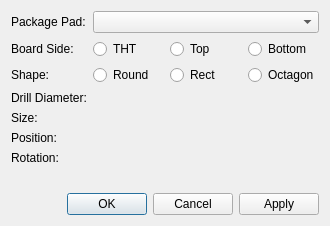
LibrePCB/LibrePCB, file libs/librepcb/editor/library/pkg/footprintpadpropertiesdialog.ui: the form before one commit.
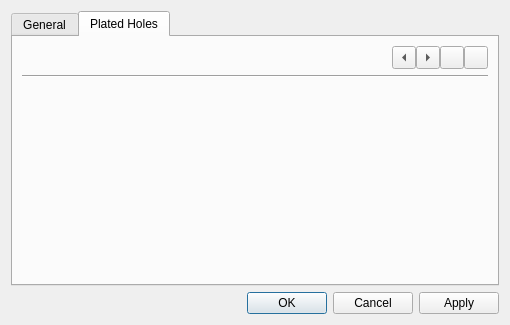
The form after the commit. The open tabs and pages were chosen to show the change. Icons and pictures are not drawn. Custom widgets are drawn as their Qt base class.

Commit message: Add support for slotted pad holes (plated)

The edit to the form file:
```diff
--- a/libs/librepcb/editor/library/pkg/footprintpadpropertiesdialog.ui
+++ b/libs/librepcb/editor/library/pkg/footprintpadpropertiesdialog.ui
@@ -6,8 +6,8 @@
    <rect>
     <x>0</x>
     <y>0</y>
-    <width>330</width>
-    <height>226</height>
+    <width>510</width>
+    <height>325</height>
    </rect>
   </property>
   <property name="windowTitle">
@@ -15,10 +15,15 @@
   </property>
   <layout class="QVBoxLayout" name="verticalLayout">
    <item>
+    <widget class="QTabWidget" name="tabWidget">
+     <property name="currentIndex">
+      <number>0</number>
+     </property>
+     <widget class="QWidget" name="tabGeneral">
+      <attribute name="title">
+       <string>General</string>
+      </attribute>
     <layout class="QFormLayout" name="formLayout">
-     <property name="fieldGrowthPolicy">
-      <enum>QFormLayout::AllNonFixedFieldsGrow</enum>
-     </property>
      <item row="0" column="0">
       <widget class="QLabel" name="label">
        <property name="text">
@@ -32,7 +37,7 @@
      <item row="1" column="0">
       <widget class="QLabel" name="label_2">
        <property name="text">
-        <string>Board Side:</string>
+          <string>Component Side:</string>
        </property>
       </widget>
      </item>
@@ -52,21 +57,14 @@
          <number>0</number>
         </property>
         <item>
-         <widget class="QRadioButton" name="rbtnBoardSideTht">
-          <property name="text">
-           <string>THT</string>
-          </property>
-         </widget>
-        </item>
-        <item>
-         <widget class="QRadioButton" name="rbtnBoardSideTop">
+           <widget class="QRadioButton" name="rbtnComponentSideTop">
           <property name="text">
            <string>Top</string>
           </property>
          </widget>
         </item>
         <item>
-         <widget class="QRadioButton" name="rbtnBoardSideBottom">
+           <widget class="QRadioButton" name="rbtnComponentSideBottom">
           <property name="text">
            <string>Bottom</string>
           </property>
@@ -124,10 +122,50 @@
      <item row="3" column="0">
       <widget class="QLabel" name="label_6">
        <property name="text">
-        <string>Drill Diameter:</string>
+          <string>Hole Diameter:</string>
        </property>
       </widget>
      </item>
+       <item row="3" column="1">
+        <layout class="QHBoxLayout" name="horizontalLayout_3">
+         <item>
+          <widget class="librepcb::editor::PositiveLengthEdit" name="edtHoleDiameter" native="true"/>
+         </item>
+         <item>
+          <widget class="QLabel" name="lblHoleDetails">
+           <property name="text">
+            <string>Multiple holes, see &lt;a href=&quot;tab&quot;&gt;here&lt;/a&gt;.</string>
+           </property>
+          </widget>
+         </item>
+         <item>
+          <widget class="QToolButton" name="btnConvertToSmt">
+           <property name="sizePolicy">
+            <sizepolicy hsizetype="Preferred" vsizetype="Fixed">
+             <horstretch>0</horstretch>
+             <verstretch>0</verstretch>
+            </sizepolicy>
+           </property>
+           <property name="text">
+            <string>Convert to SMT</string>
+           </property>
+          </widget>
+         </item>
+         <item>
+          <widget class="QToolButton" name="btnConvertToTht">
+           <property name="sizePolicy">
+            <sizepolicy hsizetype="Preferred" vsizetype="Fixed">
+             <horstretch>0</horstretch>
+             <verstretch>0</verstretch>
+            </sizepolicy>
+           </property>
+           <property name="text">
+            <string notr="true">Convert to THT</string>
+           </property>
+          </widget>
+         </item>
+        </layout>
+       </item>
      <item row="4" column="0">
       <widget class="QLabel" name="label_7">
        <property name="text">
@@ -169,13 +207,107 @@
        </property>
       </widget>
      </item>
-     <item row="3" column="1">
-      <widget class="librepcb::editor::UnsignedLengthEdit" name="edtDrillDiameter" native="true"/>
-     </item>
      <item row="6" column="1">
       <widget class="librepcb::editor::AngleEdit" name="edtRotation" native="true"/>
      </item>
     </layout>
+     </widget>
+     <widget class="QWidget" name="tabHoles">
+      <attribute name="title">
+       <string>Plated Holes</string>
+      </attribute>
+      <layout class="QVBoxLayout" name="verticalLayout_2" stretch="0,0,1,0">
+       <item>
+        <layout class="QHBoxLayout" name="horizontalLayout_6">
+         <property name="spacing">
+          <number>0</number>
+         </property>
+         <item>
+          <widget class="QLabel" name="lblSelectedHole">
+           <property name="text">
+            <string notr="true"/>
+           </property>
+          </widget>
+         </item>
+         <item>
+          <widget class="QToolButton" name="btnPreviousHole">
+           <property name="toolTip">
+            <string>Select previous hole</string>
+           </property>
+           <property name="text">
+            <string notr="true"/>
+           </property>
+           <property name="arrowType">
+            <enum>Qt::LeftArrow</enum>
+           </property>
+          </widget>
+         </item>
+         <item>
+          <widget class="QToolButton" name="btnNextHole">
+           <property name="toolTip">
+            <string>Select next hole</string>
+           </property>
+           <property name="text">
+            <string notr="true"/>
+           </property>
+           <property name="arrowType">
+            <enum>Qt::RightArrow</enum>
+           </property>
+          </widget>
+         </item>
+         <item>
+          <widget class="QToolButton" name="btnRemoveHole">
+           <property name="toolTip">
+            <string>Remove current hole</string>
+           </property>
+           <property name="icon">
+            <iconset>
+             <normaloff>:/img/actions/minus.png</normaloff>:/img/actions/minus.png</iconset>
+           </property>
+          </widget>
+         </item>
+         <item>
+          <widget class="QToolButton" name="btnAddHole">
+           <property name="toolTip">
+            <string>Add new hole</string>
+           </property>
+           <property name="text">
+            <string notr="true"/>
+           </property>
+           <property name="icon">
+            <iconset>
+             <normaloff>:/img/actions/add.png</normaloff>:/img/actions/add.png</iconset>
+           </property>
+          </widget>
+         </item>
+        </layout>
+       </item>
+       <item>
+        <widget class="Line" name="line">
+         <property name="orientation">
+          <enum>Qt::Horizontal</enum>
+         </property>
+        </widget>
+       </item>
+       <item>
+        <widget class="librepcb::editor::HoleEditorWidget" name="holeEditorWidget" native="true"/>
+       </item>
+       <item>
+        <spacer name="verticalSpacer">
+         <property name="orientation">
+          <enum>Qt::Vertical</enum>
+         </property>
+         <property name="sizeHint" stdset="0">
+          <size>
+           <width>0</width>
+           <height>0</height>
+          </size>
+         </property>
+        </spacer>
+       </item>
+      </layout>
+     </widget>
+    </widget>
    </item>
    <item>
     <widget class="QDialogButtonBox" name="buttonBox">
@@ -202,18 +334,18 @@
    <header location="global">librepcb/editor/widgets/angleedit.h</header>
    <container>1</container>
   </customwidget>
-  <customwidget>
-   <class>librepcb::editor::UnsignedLengthEdit</class>
-   <extends>QWidget</extends>
-   <header location="global">librepcb/editor/widgets/unsignedlengthedit.h</header>
-   <container>1</container>
-  </customwidget>
   <customwidget>
    <class>librepcb::editor::PositiveLengthEdit</class>
    <extends>QWidget</extends>
    <header location="global">librepcb/editor/widgets/positivelengthedit.h</header>
    <container>1</container>
   </customwidget>
+  <customwidget>
+   <class>librepcb::editor::HoleEditorWidget</class>
+   <extends>QWidget</extends>
+   <header location="global">librepcb/editor/widgets/holeeditorwidget.h</header>
+   <container>1</container>
+  </customwidget>
  </customwidgets>
  <tabstops>
   <tabstop>cbxPackagePad</tabstop>
```
Left out of the diff: 1 changed line with no effect on the pictures. Lines whose indentation alone changed are shown as unchanged. The commit also changes 33 other files.
